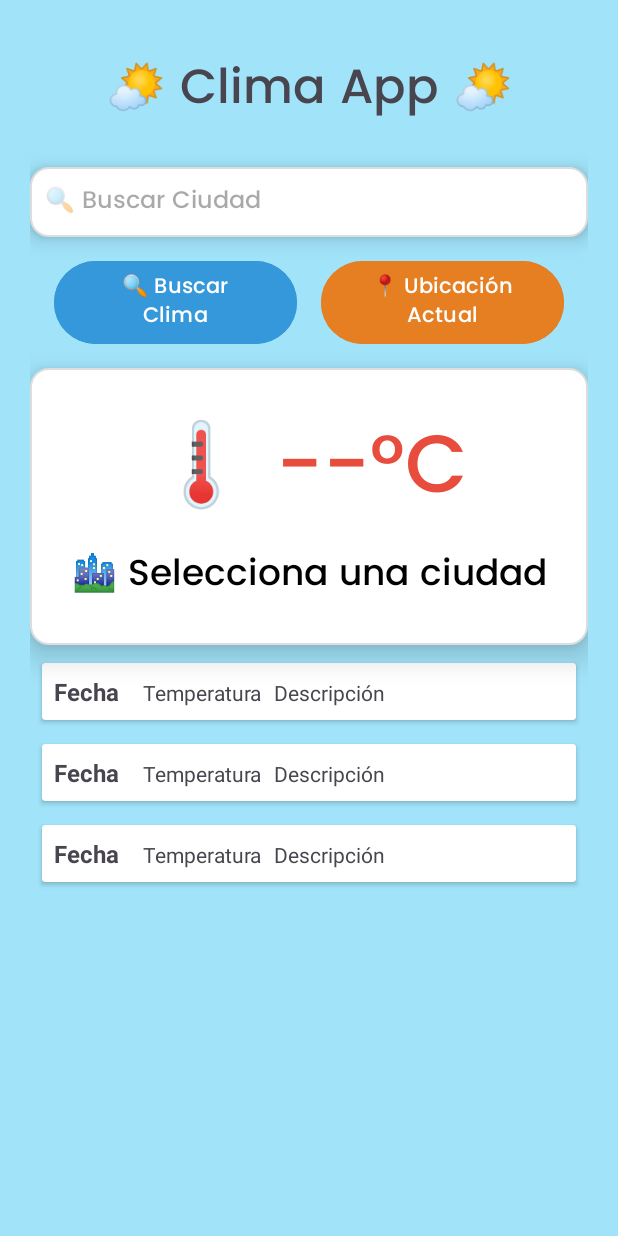
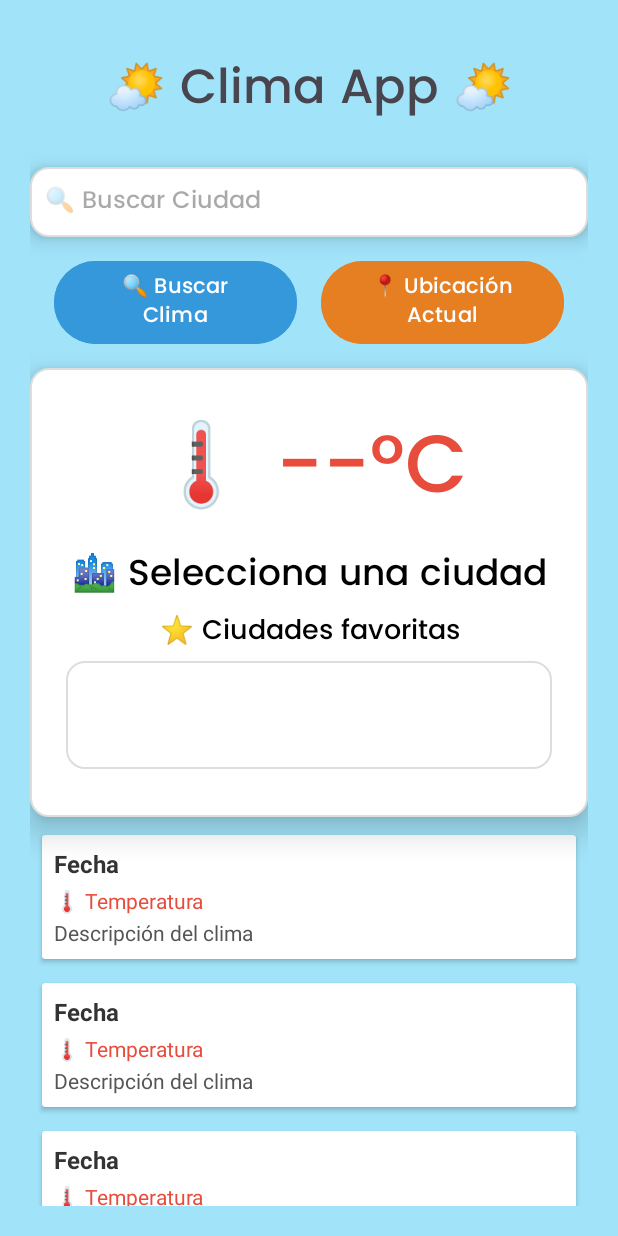
Before and after one commit to BuBaBug/DesafioLatam-AppDelClima, an Android app: the layout activity_main.xml on its own in the app's theme, with its tools: preview values and no code run, on a phone screen of 412 x 824 dp. Run offline under Robolectric (Android 15) with nearby library versions, the phone set to English and light mode, and no system bars.

Commit message:
add NewFiles

```diff
--- a/app/src/main/java/com/example/appdelclima/viewmodel/ClimaViewModelFactory.kt
+++ b/app/src/main/java/com/example/appdelclima/viewmodel/ClimaViewModelFactory.kt
@@ -4,13 +4,9 @@ import androidx.lifecycle.ViewModel
 import androidx.lifecycle.ViewModelProvider
 import com.example.appdelclima.repository.ClimaRepository
 
-class ClimaViewModelFactory(
-    private val repository: ClimaRepository
-) : ViewModelProvider.Factory {
-
+class ClimaViewModelFactory(private val repository: ClimaRepository) : ViewModelProvider.Factory {
     override fun <T : ViewModel> create(modelClass: Class<T>): T {
         if (modelClass.isAssignableFrom(ClimaViewModel::class.java)) {
-            @Suppress("UNCHECKED_CAST")
             return ClimaViewModel(repository) as T
         }
         throw IllegalArgumentException("Unknown ViewModel class")
--- a/app/src/main/res/layout/activity_main.xml
+++ b/app/src/main/res/layout/activity_main.xml
@@ -100,6 +100,39 @@
             android:textColor="#000000"
             android:gravity="center"
             android:layout_marginBottom="2dp" />
+
+        <TextView
+            android:layout_width="match_parent"
+            android:layout_height="wrap_content"
+            android:text="⭐ Ciudades favoritas"
+            android:fontFamily="@font/poppins_family"
+            android:textSize="18sp"
+            android:gravity="center"
+            android:paddingBottom="4dp"
+            android:textColor="#000000"/>
+
+        <LinearLayout
+            android:layout_width="match_parent"
+            android:layout_height="wrap_content"
+            android:orientation="vertical"
+            android:gravity="center"
+            android:layout_marginBottom="8dp"
+            android:background="@drawable/edittext_background"
+            android:paddingHorizontal="16dp">
+
+            <!-- RecyclerView para ciudades favoritas -->
+            <androidx.recyclerview.widget.RecyclerView
+                android:id="@+id/recyclerFavoritos"
+                android:layout_width="match_parent"
+                android:layout_height="60dp"
+                android:layout_marginBottom="12dp"
+                android:clipToPadding="false"
+                android:padding="8dp"
+                tools:listitem="@android:layout/simple_list_item_1"
+                />
+
+        </LinearLayout>
+
     </LinearLayout>
 
     <!-- RecyclerView para mostrar el pronóstico extendido de 5 días -->
--- a/app/src/main/res/layout/item_dia_pronostico.xml
+++ b/app/src/main/res/layout/item_dia_pronostico.xml
@@ -4,36 +4,41 @@
     android:layout_height="wrap_content"
     android:layout_margin="8dp"
     android:elevation="4dp"
-    android:padding="12dp">
+    android:padding="12dp"
+    android:radius="12dp">
 
     <LinearLayout
         android:layout_width="match_parent"
         android:layout_height="wrap_content"
-        android:orientation="horizontal">
+        android:orientation="vertical"
+        android:padding="8dp">
 
         <TextView
             android:id="@+id/tvFecha"
             android:layout_width="wrap_content"
             android:layout_height="wrap_content"
             android:text="Fecha"
-            android:padding="8dp"
             android:textSize="16sp"
-            android:textStyle="bold" />
+            android:textStyle="bold"
+            android:textColor="#333"
+            android:paddingBottom="4dp"/>
 
         <TextView
             android:id="@+id/tvTemperatura"
             android:layout_width="wrap_content"
             android:layout_height="wrap_content"
-            android:paddingLeft="8dp"
-            android:text="Temperatura"
-            android:textSize="14sp" />
+            android:text="🌡️ Temperatura"
+            android:textSize="14sp"
+            android:textColor="#E74C3C"
+            android:paddingBottom="2dp"/>
 
         <TextView
             android:id="@+id/tvDescripcion"
             android:layout_width="wrap_content"
             android:layout_height="wrap_content"
-            android:text="Descripción"
-            android:paddingLeft="8dp"
-            android:textSize="14sp" />
+            android:text="Descripción del clima"
+            android:textSize="14sp"
+            android:textColor="#555"/>
+
     </LinearLayout>
 </androidx.cardview.widget.CardView>
```
Also changed, not shown: app/src/main/java/com/example/appdelclima/MainActivity.kt (+88 -107 lines), app/src/main/java/com/example/appdelclima/PronosticoActivity.kt (+16 -15 lines), app/src/main/java/com/example/appdelclima/adapter/FavoritosAdapter.kt (added, +43 -0 lines), app/src/main/java/com/example/appdelclima/adapter/PronosticoAdapter.kt (+26 -15 lines), app/src/main/java/com/example/appdelclima/api/ClimaApiService.kt (+14 -5 lines), app/src/main/java/com/example/appdelclima/api/RetrofitClient.kt (+5 -5 lines), app/src/main/java/com/example/appdelclima/repository/ClimaRepository.kt (+9 -5 lines), app/src/main/java/com/example/appdelclima/utils/CacheManager.kt (added, +35 -0 lines), app/src/main/java/com/example/appdelclima/utils/FavoritosManager.kt (added, +47 -0 lines), app/src/main/java/com/example/appdelclima/utils/LocationHelper.kt (+16 -5 lines), app/src/main/java/com/example/appdelclima/viewmodel/ClimaViewModel.kt (+37 -15 lines), app/src/main/res/layout/item_ciudad_favorita.xml (added, +11 -0 lines).
